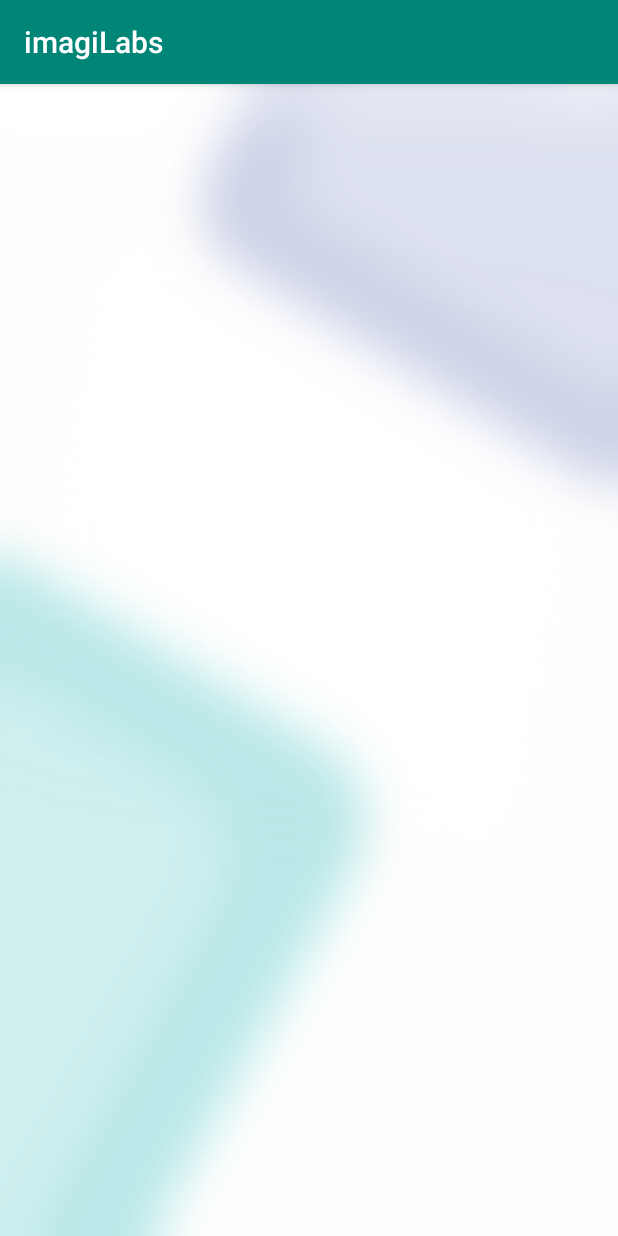
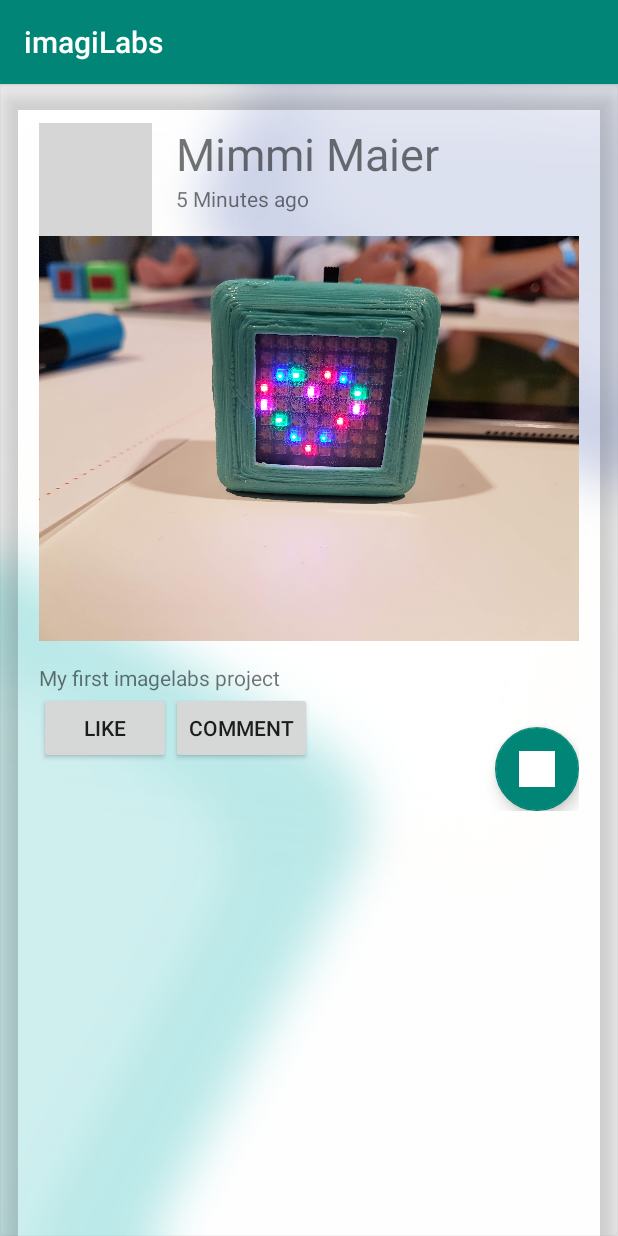
Before and after one commit to Lelemonanade/Mobile-App-Development-2018, an Android app: the communityscreen screen opened directly, with no data from a screen before it, on a phone screen of 412 x 824 dp. Run offline under Robolectric (Android 15) with nearby library versions, the phone set to English and light mode, and no system bars; grey boxes are pictures that could not be loaded.

Commit message:
layouts main, community, add description

```diff
--- a/Android App/app/build.gradle
+++ b/Android App/app/build.gradle
@@ -1,5 +1,4 @@
 apply plugin: 'com.android.application'
-
 android {
     compileSdkVersion 28
     defaultConfig {
@@ -20,10 +19,12 @@ android {
 
 dependencies {
     implementation fileTree(dir: 'libs', include: ['*.jar'])
-    implementation 'com.android.support:appcompat-v7:28.0.0-alpha1'
+    //noinspection GradleCompatible
+    implementation 'com.android.support:appcompat-v7:28.0.0'
     implementation 'com.android.support.constraint:constraint-layout:1.1.3'
     testImplementation 'junit:junit:4.12'
     androidTestImplementation 'com.android.support.test:runner:1.0.2'
     androidTestImplementation 'com.android.support.test.espresso:espresso-core:3.0.2'
     implementation 'com.android.support:design:28.0.0-alpha1'
+
 }
--- a/Android App/app/src/main/res/layout/communityscreen.xml
+++ b/Android App/app/src/main/res/layout/communityscreen.xml
@@ -1,5 +1,5 @@
 <?xml version="1.0" encoding="utf-8"?>
-<android.support.constraint.ConstraintLayout xmlns:android="http://schemas.android.com/apk/res/android"
+<RelativeLayout xmlns:android="http://schemas.android.com/apk/res/android"
     xmlns:app="http://schemas.android.com/apk/res-auto"
     xmlns:tools="http://schemas.android.com/tools"
     android:layout_width="match_parent"
@@ -10,4 +10,4 @@
     tools:context=".communityscreen">
 
 
-</android.support.constraint.ConstraintLayout>
+</RelativeLayout>
--- a/Android_App_corrected/app/build.gradle
+++ b/Android_App_corrected/app/build.gradle
@@ -26,4 +26,5 @@ dependencies {
     androidTestImplementation 'com.android.support.test:runner:1.0.2'
     androidTestImplementation 'com.android.support.test.espresso:espresso-core:3.0.2'
     implementation 'com.android.support:design:28.0.0-alpha1'
+    implementation 'com.android.support:cardview-v7:28.0.0'
 }
--- a/Android_App_corrected/app/src/main/res/layout/communityscreen.xml
+++ b/Android_App_corrected/app/src/main/res/layout/communityscreen.xml
@@ -1,5 +1,5 @@
 <?xml version="1.0" encoding="utf-8"?>
-<android.support.constraint.ConstraintLayout xmlns:android="http://schemas.android.com/apk/res/android"
+<LinearLayout xmlns:android="http://schemas.android.com/apk/res/android"
     xmlns:app="http://schemas.android.com/apk/res-auto"
     xmlns:tools="http://schemas.android.com/tools"
     android:layout_width="match_parent"
@@ -9,5 +9,103 @@
     android:minWidth="360dp"
     tools:context=".communityscreen">
 
+    <android.support.v7.widget.CardView
+        android:id="@+id/card_view"
+        android:layout_width="match_parent"
+        android:layout_height="match_parent"
+        android:layout_gravity="center"
+        app:cardBackgroundColor="@android:color/transparent"
+        app:cardCornerRadius="4dp"
+        app:cardElevation="10dp"
+        app:contentPadding="10dp">
 
-</android.support.constraint.ConstraintLayout>
+        <RelativeLayout
+            android:layout_width="match_parent"
+            android:layout_height="wrap_content"
+            android:padding="16dp">
+
+            <ImageView
+                android:id="@+id/user1"
+                android:layout_width="75dp"
+                android:layout_height="75dp"
+                android:layout_alignParentLeft="true"
+                android:layout_alignParentStart="true"
+                android:layout_alignParentTop="true"
+                android:layout_marginEnd="16dp"
+                android:layout_marginRight="16dp"
+                android:contentDescription="@string/user1feed"
+                app:srcCompat="@drawable/user1" />
+
+            <android.support.design.widget.FloatingActionButton
+                android:id="@+id/fab"
+                android:layout_width="wrap_content"
+                android:layout_height="wrap_content"
+                android:layout_alignParentEnd="true"
+                android:layout_alignParentRight="true"
+                android:layout_alignTop="@+id/buttonComment"
+                android:layout_gravity="end|bottom"
+                android:layout_marginTop="23dp"
+                android:tint="@android:color/background_light"
+                app:backgroundTint="@color/colorPrimary"
+                app:fabSize="normal"
+                app:rippleColor="@android:color/holo_blue_bright"
+                app:srcCompat="@color/colorPrimary" />
+
+            <TextView
+                android:id="@+id/user1name"
+                android:layout_width="wrap_content"
+                android:layout_height="wrap_content"
+                android:layout_alignParentTop="true"
+                android:layout_toEndOf="@+id/user1"
+                android:layout_toRightOf="@+id/user1"
+                android:text="@string/user1feed"
+                android:textSize="30sp" />
+
+            <TextView
+                android:id="@+id/timeago"
+                android:layout_width="wrap_content"
+                android:layout_height="wrap_content"
+                android:layout_below="@+id/user1name"
+                android:layout_toEndOf="@+id/user1"
+                android:layout_toRightOf="@+id/user1"
+                android:text="@string/posttime" />
+
+            <ImageView
+                android:id="@+id/imageView6"
+                android:layout_width="match_parent"
+                android:layout_height="300dp"
+                android:layout_alignParentLeft="true"
+                android:layout_alignParentStart="true"
+                android:layout_below="@+id/timeago"
+                android:contentDescription="@string/imagi1"
+                app:srcCompat="@drawable/imagi1" />
+
+            <TextView
+                android:id="@+id/postdescription"
+                android:layout_width="wrap_content"
+                android:layout_height="wrap_content"
+                android:layout_below="@+id/imageView6"
+                android:text="My first imagelabs project" />
+
+            <Button
+                android:id="@+id/buttonLike"
+                android:layout_width="wrap_content"
+                android:layout_height="wrap_content"
+                android:layout_below="@+id/postdescription"
+                android:text="Like" />
+
+            <Button
+                android:id="@+id/buttonComment"
+                android:layout_width="wrap_content"
+                android:layout_height="wrap_content"
+                android:layout_below="@+id/postdescription"
+                android:layout_toRightOf="@+id/buttonLike"
+                android:text="Comment" />
+
+
+        </RelativeLayout>
+
+    </android.support.v7.widget.CardView>
+
+
+</LinearLayout>
--- a/Android_App_corrected/app/src/main/res/values/colors.xml
+++ b/Android_App_corrected/app/src/main/res/values/colors.xml
@@ -1,6 +1,6 @@
 <?xml version="1.0" encoding="utf-8"?>
 <resources>
     <color name="colorPrimary">#008577</color>
-    <color name="colorPrimaryDark">#00574B</color>
-    <color name="colorAccent">#D81B60</color>
+    <color name="colorPrimaryDark">#00574b</color>
+    <color name="colorAccent">#d81b60</color>
 </resources>
--- a/Android_App_corrected/app/src/main/res/values/strings.xml
+++ b/Android_App_corrected/app/src/main/res/values/strings.xml
@@ -5,5 +5,14 @@
     <string name="project">Project</string>
     <string name="learn">Learn</string>
     <string name="connect">Connect</string>
+    <string name="user1feed">Mimmi Maier</string>
+    <string name="user2feed">Linda Lindgren</string>
+    <string name ="posttime">5 Minutes ago</string>
     <string name="notdeveloped">This option is not yet developed</string>
+    <string name="imagi1">imagi1</string>
+    <string name="type_project_title">Type Project Title</string>
+    <string name="add_description">Add Description</string>
+    <string name="share">Share</string>
+    <string name="add_tags">Add Tags</string>
+
 </resources>
```
Also changed, not shown: Android App/app/src/main/res/drawable-v24/ic_launcher_foreground.xml (deleted, +0 -34 lines), Android App/app/src/main/res/drawable/ic_launcher_background.xml (deleted, +0 -74 lines), Android App/app/src/main/res/values/colors.xml (+7 -0 lines), Android_App_corrected/app/src/main/res/layout/adddescription.xml (added, +83 -0 lines), Android_App_corrected/app/src/main/res/drawable/addbutton.png (added), Android_App_corrected/app/src/main/res/drawable/imagi1.jpg (added), 5 other files.
